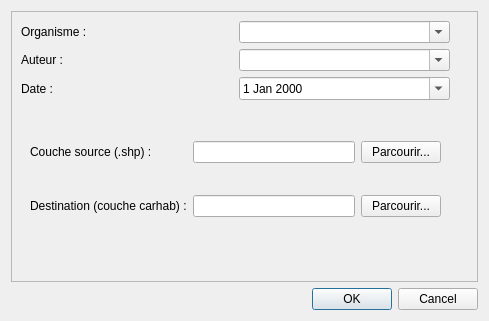
The window that ui/new_job.ui (IGNF/saisie_carhab) describes before a commit, drawn with Qt 5.
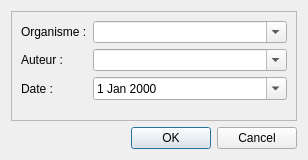
The same window after the commit.

Commit message: simplification de l'interface de création de job

What changed in the file:
```diff
--- a/ui/new_job.ui
+++ b/ui/new_job.ui
@@ -9,8 +9,8 @@
    <rect>
     <x>0</x>
     <y>0</y>
-    <width>489</width>
-    <height>321</height>
+    <width>308</width>
+    <height>160</height>
    </rect>
   </property>
   <property name="windowTitle">
@@ -19,28 +19,38 @@
   <property name="toolTip">
    <string>Lancement d'une saisie CarHab</string>
   </property>
-  <layout class="QGridLayout" name="gridLayout">
-   <item row="0" column="0">
+  <layout class="QVBoxLayout" name="verticalLayout">
+   <item>
     <widget class="QScrollArea" name="scrollArea">
-     <property name="verticalScrollBarPolicy">
-      <enum>Qt::ScrollBarAsNeeded</enum>
-     </property>
      <property name="widgetResizable">
-      <bool>false</bool>
+      <bool>true</bool>
      </property>
      <widget class="QWidget" name="scrollAreaWidgetContents_3">
       <property name="geometry">
        <rect>
         <x>0</x>
         <y>0</y>
-        <width>447</width>
-        <height>250</height>
+        <width>288</width>
+        <height>111</height>
        </rect>
       </property>
-      <layout class="QGridLayout" name="gridLayout_2">
-       <item row="2" column="1">
-        <widget class="QDateEdit" name="date_edit_creation_job">
-         <property name="calendarPopup">
+      <layout class="QFormLayout" name="formLayout">
+       <item row="0" column="0">
+        <widget class="QLabel" name="label">
+         <property name="text">
+          <string>Organisme :</string>
+         </property>
+        </widget>
+       </item>
+       <item row="0" column="1">
+        <widget class="QComboBox" name="cb_box_orga">
+         <property name="sizePolicy">
+          <sizepolicy hsizetype="Expanding" vsizetype="Fixed">
+           <horstretch>0</horstretch>
+           <verstretch>0</verstretch>
+          </sizepolicy>
+         </property>
+         <property name="editable">
           <bool>true</bool>
          </property>
         </widget>
@@ -52,6 +62,19 @@
          </property>
         </widget>
        </item>
+       <item row="1" column="1">
+        <widget class="QComboBox" name="cb_box_pers">
+         <property name="sizePolicy">
+          <sizepolicy hsizetype="Expanding" vsizetype="Fixed">
+           <horstretch>0</horstretch>
+           <verstretch>0</verstretch>
+          </sizepolicy>
+         </property>
+         <property name="editable">
+          <bool>true</bool>
+         </property>
+        </widget>
+       </item>
        <item row="2" column="0">
         <widget class="QLabel" name="label_3">
          <property name="text">
@@ -59,101 +82,24 @@
          </property>
         </widget>
        </item>
-       <item row="1" column="1">
-        <widget class="QComboBox" name="cb_box_pers">
-         <property name="editable">
-          <bool>true</bool>
+       <item row="2" column="1">
+        <widget class="QDateEdit" name="date_edit_creation_job">
+         <property name="sizePolicy">
+          <sizepolicy hsizetype="Expanding" vsizetype="Fixed">
+           <horstretch>0</horstretch>
+           <verstretch>0</verstretch>
+          </sizepolicy>
          </property>
-        </widget>
-       </item>
-       <item row="0" column="1">
-        <widget class="QComboBox" name="cb_box_orga">
-         <property name="editable">
+         <property name="calendarPopup">
           <bool>true</bool>
          </property>
         </widget>
        </item>
-       <item row="0" column="0">
-        <widget class="QLabel" name="label">
-         <property name="text">
-          <string>Organisme :</string>
-         </property>
-        </widget>
-       </item>
-       <item row="3" column="0" colspan="2">
-        <widget class="QWidget" name="group_create" native="true">
-         <layout class="QGridLayout" name="gridLayout_3">
-          <item row="3" column="0">
-           <widget class="QLabel" name="label_sel_geom">
-            <property name="enabled">
-             <bool>true</bool>
-            </property>
-            <property name="text">
-             <string>Couche source (.shp) :</string>
-            </property>
-           </widget>
-          </item>
-          <item row="3" column="1">
-           <widget class="QLineEdit" name="line_edit_src_lyr">
-            <property name="enabled">
-             <bool>true</bool>
-            </property>
-            <property name="alignment">
-             <set>Qt::AlignLeading|Qt::AlignLeft|Qt::AlignVCenter</set>
-            </property>
-            <property name="readOnly">
-             <bool>true</bool>
-            </property>
-           </widget>
-          </item>
-          <item row="3" column="2">
-           <widget class="QPushButton" name="psh_btn_src_lyr">
-            <property name="enabled">
-             <bool>true</bool>
-            </property>
-            <property name="text">
-             <string>Parcourir...</string>
-            </property>
-           </widget>
-          </item>
-          <item row="6" column="2">
-           <widget class="QPushButton" name="psh_btn_dest_lyr">
-            <property name="text">
-             <string>Parcourir...</string>
-            </property>
-           </widget>
-          </item>
-          <item row="6" column="0">
-           <widget class="QLabel" name="label_nom_chant">
-            <property name="enabled">
-             <bool>true</bool>
-            </property>
-            <property name="text">
-             <string>Destination (couche carhab) :</string>
-            </property>
-           </widget>
-          </item>
-          <item row="6" column="1">
-           <widget class="QLineEdit" name="line_edit_dest_lyr">
-            <property name="enabled">
-             <bool>true</bool>
-            </property>
-            <property name="alignment">
-             <set>Qt::AlignLeading|Qt::AlignLeft|Qt::AlignVCenter</set>
-            </property>
-            <property name="readOnly">
-             <bool>true</bool>
-            </property>
-           </widget>
-          </item>
-         </layout>
-        </widget>
-       </item>
       </layout>
      </widget>
     </widget>
    </item>
-   <item row="1" column="0">
+   <item>
     <widget class="QDialogButtonBox" name="btn_box_job">
      <property name="orientation">
       <enum>Qt::Horizontal</enum>
```
Left out of the diff: 12 changed lines with no effect on the pictures. The commit also changes 3 other files.
